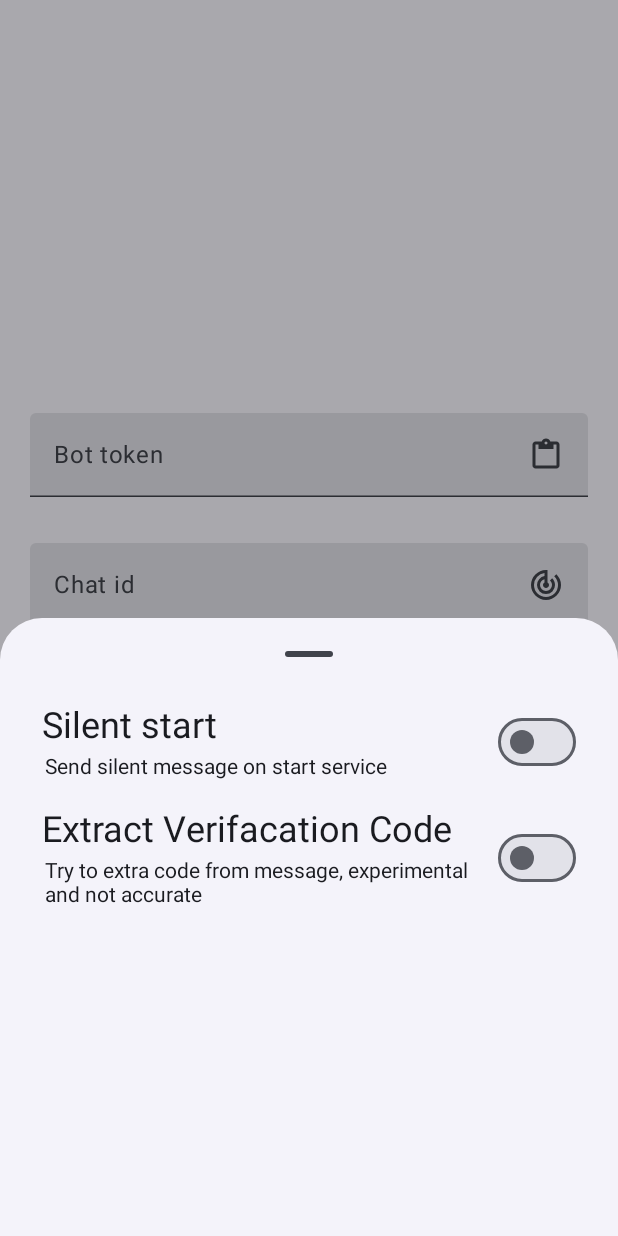
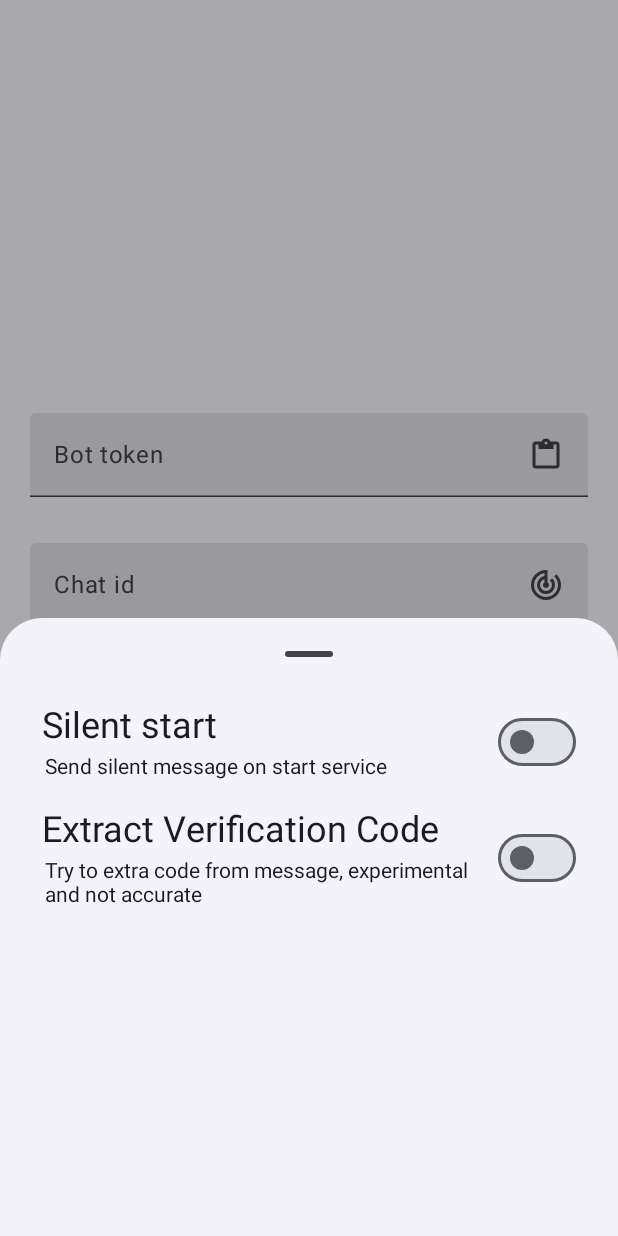
Before and after one commit to icewithcola/message2Tg, an Android app built with Jetpack Compose: the screen it shows after launch (MainActivity), after a tap on "Open application settings.", on a phone screen of 412 x 824 dp. Run offline under Robolectric (Android 15) with nearby library versions, the phone set to English and light mode, and no system bars.

Commit message:
fix: typo

```diff
--- a/app/src/main/res/values/strings.xml
+++ b/app/src/main/res/values/strings.xml
@@ -8,9 +8,9 @@
   <string name="bot_token">Bot token</string>
   <string name="need_start_bot">Please send /start to bot first</string>
   <string name="no_token_in_clipboard">Cannot find a bot token in clipboard</string>
+  <string name="silent_test">Silent start</string>
   <string name="silent_test_dscr">Send silent message on start service</string>
-  <string name="silent_test">Silent start</string>
-  <string name="extract_code">Extract Verifacation Code</string>
+  <string name="extract_code">Extract Verification Code</string>
   <string name="extra_code_dscr">Try to extra code from message, experimental and not accurate</string>
   <string name="sender">Sender:</string>
   <string name="verification_code">Verification Code:</string>
```
Also changed, not shown: 1 other file.
